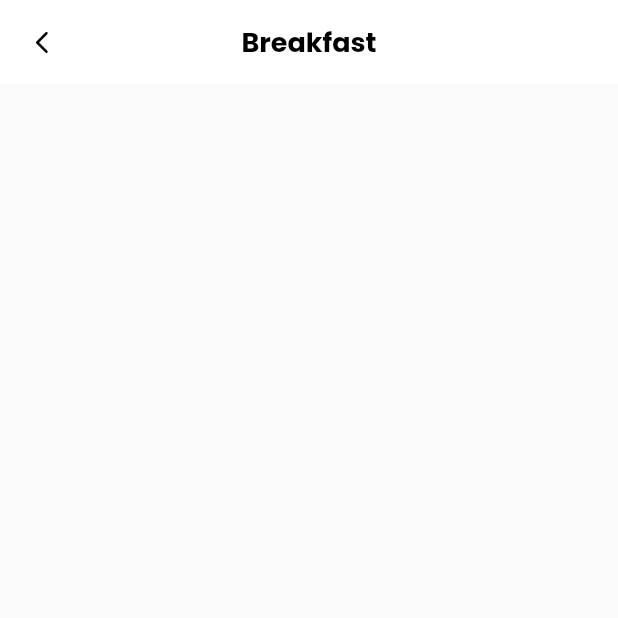
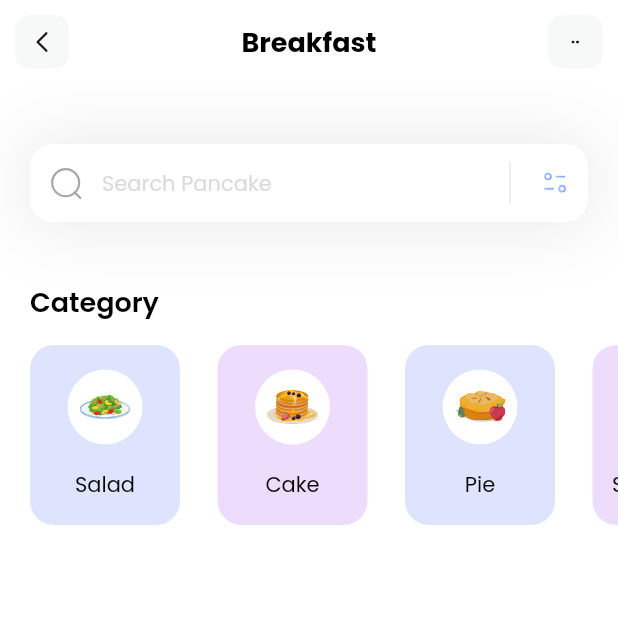
Before and after one commit to saramekawy/breakfast_app, a Flutter app: the screen it shows after launch, on a phone screen of 412 x 824 dp, the top half of it. Run offline on Flutter 3.47's test engine with Material 2 defaults, Android fonts, the phone set to English and light mode, and no system bars; our stand-ins replace flutter_svg.

Commit message:
save project

```diff
--- a/lib/main.dart
+++ b/lib/main.dart
@@ -14,7 +14,7 @@ class MyApp extends StatelessWidget {
     return MaterialApp(
       title: 'Flutter Demo',
       theme: ThemeData(fontFamily: 'Poppins'),
-      home: const HomePage(),
+      home: HomePage(),
     );
   }
 }
--- /dev/null
+++ b/lib/models/category_model.dart
@@ -0,0 +1,33 @@
+import 'package:flutter/material.dart';
+
+class CategoryModel {
+  final String name;
+  final String iconPath;
+  final Color boxColor;
+
+  CategoryModel(
+      {required this.name, required this.iconPath, required this.boxColor});
+
+  static List<CategoryModel> getCategories() {
+    List<CategoryModel> categories = [];
+
+    categories.add(CategoryModel(
+        name: 'Salad',
+        iconPath: 'assets/icons/plate.svg',
+        boxColor: Color(0xff92A3FD)));
+    categories.add(CategoryModel(
+        name: 'Cake',
+        iconPath: 'assets/icons/pancakes.svg',
+        boxColor: Color(0xffC58BF2)));
+    categories.add(CategoryModel(
+        name: 'Pie',
+        iconPath: 'assets/icons/pie.svg',
+        boxColor: Color(0xff92A3FD)));
+    categories.add(CategoryModel(
+        name: 'Smoothies',
+        iconPath: 'assets/icons/orange-snacks.svg',
+        boxColor: Color(0xffC58BF2)));
+
+    return categories;
+  }
+}
--- a/lib/screens/home.dart
+++ b/lib/screens/home.dart
@@ -1,13 +1,156 @@
 import 'package:flutter/material.dart';
+import 'package:flutter_svg/svg.dart';
 
-class HomePage extends StatelessWidget {
-  const HomePage({super.key});
+import '../models/category_model.dart';
+
+class HomePage extends StatefulWidget {
+  HomePage({super.key});
+
+  @override
+  State<HomePage> createState() => _HomePageState();
+}
+
+class _HomePageState extends State<HomePage> {
+  void _getCategories() {
+    categories = CategoryModel.getCategories();
+  }
+
+  List<CategoryModel> categories = [];
+
+  @override
+  void initState() {
+    _getCategories();
+  }
 
   @override
   Widget build(BuildContext context) {
+    _getCategories();
     return Scaffold(
-      appBar: AppBar(
-        title: Text(
+      appBar: appBar(),
+      backgroundColor: Colors.white,
+      body: Column(
+        crossAxisAlignment: CrossAxisAlignment.start,
+        children: [
+          _searchField(),
+          SizedBox(
+            height: 40,
+          ),
+          _categoriesSection()
+        ],
+      ),
+    );
+  }
+
+  Column _categoriesSection() {
+    return Column(
+      crossAxisAlignment: CrossAxisAlignment.start,
+      children: [
+        Padding(
+          padding: const EdgeInsets.only(left: 20),
+          child: Text(
+            'Category',
+            style: TextStyle(
+                fontSize: 18, fontWeight: FontWeight.w600, color: Colors.black),
+          ),
+        ),
+        SizedBox(
+          height: 15,
+        ),
+        Container(
+          height: 120,
+          child: ListView.separated(
+            itemCount: categories.length,
+            scrollDirection: Axis.horizontal,
+            padding: EdgeInsets.only(left: 20, right: 20),
+            separatorBuilder: (context, index) => SizedBox(
+              width: 25,
+            ),
+            itemBuilder: (context, index) {
+              return Container(
+                decoration: BoxDecoration(
+                    borderRadius: BorderRadius.circular(16),
+                    color: categories[index].boxColor.withOpacity(0.3)),
+                width: 100,
+                child: Column(
+                  mainAxisAlignment: MainAxisAlignment.spaceEvenly,
+                  children: [
+                    Container(
+                      width: 50,
+                      height: 50,
+                      decoration: BoxDecoration(
+                          shape: BoxShape.circle, color: Colors.white),
+                      child: Padding(
+                        padding: const EdgeInsets.all(8.0),
+                        child: SvgPicture.asset(categories[index].iconPath),
+                      ),
+                    ),
+                    Text(
+                      categories[index].name,
+                      style: TextStyle(
+                          color: Colors.black,
+                          fontWeight: FontWeight.w400,
+                          fontSize: 14),
+                    )
+                  ],
+                ),
+              );
+            },
+          ),
+        )
+      ],
+    );
+  }
+
+  Container _searchField() {
+    return Container(
+      margin: EdgeInsets.only(top: 40, left: 20, right: 20),
+      decoration: BoxDecoration(boxShadow: [
+        BoxShadow(
+            color: Color(0xff1D1617).withOpacity(0.11),
+            blurRadius: 40,
+            spreadRadius: 0.0),
+      ]),
+      child: TextField(
+        decoration: InputDecoration(
+            filled: true,
+            fillColor: Colors.white,
+            contentPadding: EdgeInsets.all(15),
+            hintText: 'Search Pancake',
+            hintStyle: const TextStyle(color: Color(0xffDDDADA), fontSize: 14),
+            prefixIcon: Padding(
+              padding: const EdgeInsets.all(12),
+              child: SvgPicture.asset('assets/icons/Search.svg'),
+            ),
+            suffixIcon: Container(
+              width: 100,
+              child: IntrinsicHeight(
+                child: Row(
+                  mainAxisAlignment: MainAxisAlignment.end,
+                  children: [
+                    VerticalDivider(
+                      color: Color(0xff1D1617),
+                      thickness: 0.1,
+                      indent: 10,
+                      endIndent: 10,
+                    ),
+                    Padding(
+                      padding: const EdgeInsets.all(12),
+                      child: SvgPicture.asset('assets/icons/Filter.svg'),
+                    ),
+                  ],
+                ),
+              ),
+            ),
+            border: OutlineInputBorder(
+                borderRadius: BorderRadius.circular(15),
+                borderSide: BorderSide.none)),
+      ),
+    );
+  }
+
+  AppBar appBar() {
+    return AppBar(
+      title: const Text(
         "Breakfast",
         style: TextStyle(
             fontSize: 18, fontWeight: FontWeight.bold, color: Colors.black),
@@ -15,13 +158,33 @@ class HomePage extends StatelessWidget {
       backgroundColor: Colors.white,
       elevation: 0.0,
       centerTitle: true,
-        leading: Icon(
-          Icons.arrow_back_ios_new_rounded,
-          color: Colors.black,
-          size: 18,
-          fill: 0.8,
+      leading: GestureDetector(
+        onTap: () {},
+        child: Container(
+          alignment: Alignment.center,
+          margin: const EdgeInsets.all(10),
+          decoration: BoxDecoration(
+              color: const Color(0xffF7F8F8),
+              borderRadius: BorderRadius.circular(10)),
+          child: SvgPicture.asset(
+              width: 20, height: 20, 'assets/icons/Arrow - Left 2.svg'),
         ),
       ),
+      actions: [
+        GestureDetector(
+          onTap: () {},
+          child: Container(
+            width: 37,
+            alignment: Alignment.center,
+            margin: const EdgeInsets.all(10),
+            decoration: BoxDecoration(
+                color: const Color(0xffF7F8F8),
+                borderRadius: BorderRadius.circular(10)),
+            child:
+                SvgPicture.asset(width: 5, height: 5, 'assets/icons/dots.svg'),
+          ),
+        ),
+      ],
     );
   }
 }
```
Also changed, not shown: pubspec.yaml (+4 -4 lines), assets/icons/Arrow - Left 2.svg (added), assets/icons/Filter.svg (added), assets/icons/Search.svg (added), assets/icons/blueberry-pancake.svg (added), assets/icons/button.svg (added), assets/icons/canai-bread.svg (added), assets/icons/dots.svg (added), assets/icons/honey-pancakes.svg (added), assets/icons/orange-snacks.svg (added), assets/icons/pancakes.svg (added), assets/icons/pie.svg (added), assets/icons/plate.svg (added), assets/icons/salmon-nigiri.svg (added), 1 more files. Lines whose indentation alone changed are shown as unchanged.
